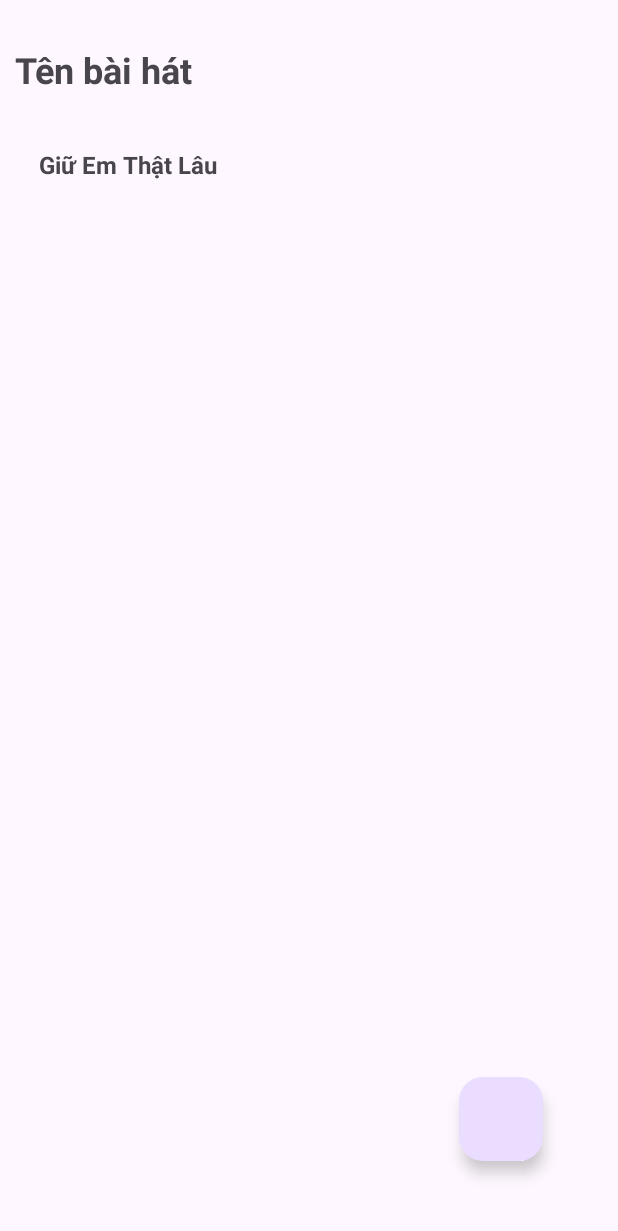
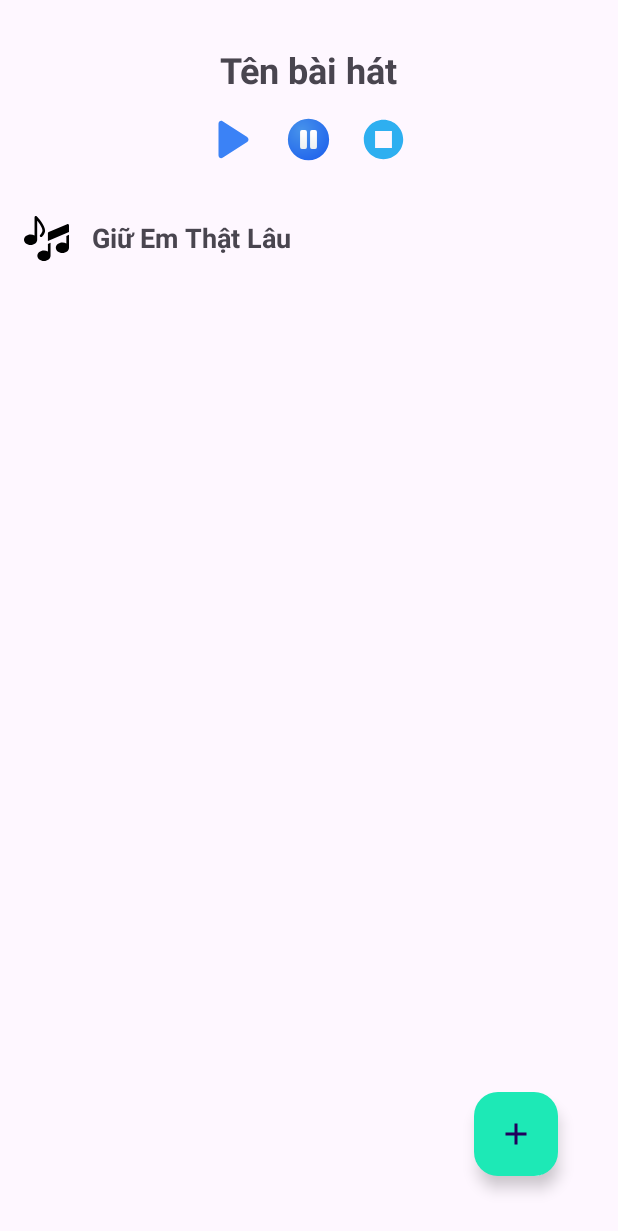
Before and after one commit to haihuy262/Android-Nang-Cao, an Android app: the screen it shows after launch (MainActivity), on a phone screen of 412 x 824 dp. Shown: the top 1231 px of the screen. Run offline under Robolectric (Android 15) with nearby library versions, the phone set to English and light mode, and no system bars.

Commit message:
Add Music Update

```diff
--- a/Bai-Tap-Nop/Music/app/src/main/AndroidManifest.xml
+++ b/Bai-Tap-Nop/Music/app/src/main/AndroidManifest.xml
@@ -1,6 +1,8 @@
 <?xml version="1.0" encoding="utf-8"?>
 <manifest xmlns:android="http://schemas.android.com/apk/res/android"
     xmlns:tools="http://schemas.android.com/tools">
+
+    <uses-permission android:name="android.permission.INTERNET" />
 
     <application
         android:allowBackup="true"
@@ -21,6 +23,10 @@
                 <category android:name="android.intent.category.LAUNCHER" />
             </intent-filter>
         </activity>
+        <service
+            android:name=".service.MusicService"
+            android:enabled="true"
+            android:exported="false" />
     </application>
 
 </manifest>
--- a/Bai-Tap-Nop/Music/app/src/main/java/huynhph30022/fpoly/music/MainActivity.java
+++ b/Bai-Tap-Nop/Music/app/src/main/java/huynhph30022/fpoly/music/MainActivity.java
@@ -1,36 +1,121 @@
 package huynhph30022.fpoly.music;
 
+import androidx.appcompat.app.AlertDialog;
 import androidx.appcompat.app.AppCompatActivity;
 import androidx.recyclerview.widget.LinearLayoutManager;
 import androidx.recyclerview.widget.RecyclerView;
 
+import android.content.Intent;
 import android.os.Bundle;
+import android.view.LayoutInflater;
+import android.view.View;
+import android.widget.Button;
+import android.widget.EditText;
+import android.widget.ImageView;
 import android.widget.TextView;
+import android.widget.Toast;
+
+import com.google.android.material.floatingactionbutton.FloatingActionButton;
 
 import java.util.ArrayList;
 
 import huynhph30022.fpoly.music.adapter.MusicAdapter;
 import huynhph30022.fpoly.music.database.MusicDAO;
 import huynhph30022.fpoly.music.model.Music;
+import huynhph30022.fpoly.music.service.MusicService;
 
 public class MainActivity extends AppCompatActivity {
     MusicDAO musicDAO;
     MusicAdapter adapter;
     RecyclerView recyclerView;
     ArrayList<Music> list;
+    FloatingActionButton fab;
 
     @Override
     protected void onCreate(Bundle savedInstanceState) {
         super.onCreate(savedInstanceState);
         setContentView(R.layout.activity_main);
 
+        TextView tvTieuDe = findViewById(R.id.tvTieuDe);
+
         recyclerView = findViewById(R.id.recyclerView);
-        adapter = new MusicAdapter(MainActivity.this);
+        adapter = new MusicAdapter(MainActivity.this, tvTieuDe);
         musicDAO = new MusicDAO(MainActivity.this);
         list = new ArrayList<>();
+        fab = findViewById(R.id.fab);
 
         LinearLayoutManager layoutManager = new LinearLayoutManager(MainActivity.this, RecyclerView.VERTICAL, false);
         recyclerView.setLayoutManager(layoutManager);
+        fab.setOnClickListener(new View.OnClickListener() {
+            @Override
+            public void onClick(View v) {
+                AlertDialog.Builder builder = new AlertDialog.Builder(MainActivity.this);
+                LayoutInflater inflater = LayoutInflater.from(MainActivity.this);
+                View view = inflater.inflate(R.layout.dialog_them_bai_hat, null);
+                builder.setView(view);
+
+                AlertDialog dialog = builder.create();
+                dialog.show();
+                dialog.setCancelable(false);
+
+                Button btnHuyThemBaiHat = view.findViewById(R.id.btnHuyThemBaiHat);
+                Button btnThemBaiHat = view.findViewById(R.id.btnThemBaiHat);
+
+                btnThemBaiHat.setOnClickListener(new View.OnClickListener() {
+                    @Override
+                    public void onClick(View v) {
+                        EditText edTenBaiHat = view.findViewById(R.id.edTenBaiHat);
+                        EditText edLinkBaiHat = view.findViewById(R.id.edLinkBaiHat);
+
+                        String tenBaiHat = edTenBaiHat.getText().toString().trim();
+                        String link = edLinkBaiHat.getText().toString().trim();
+
+                        Music addMusic = new Music();
+                        addMusic.setTenNhac(tenBaiHat);
+                        addMusic.setLinkNhac(link);
+
+                        boolean check = musicDAO.addDatabase(addMusic);
+                        if (check) {
+                            Toast.makeText(MainActivity.this, "Thêm thành công!", Toast.LENGTH_SHORT).show();
+                            dialog.dismiss();
+                            onResume();
+                        } else {
+                            Toast.makeText(MainActivity.this, "Thêm thất bại!", Toast.LENGTH_SHORT).show();
+                        }
+                    }
+                });
+                btnHuyThemBaiHat.setOnClickListener(new View.OnClickListener() {
+                    @Override
+                    public void onClick(View v) {
+                        dialog.dismiss();
+                    }
+                });
+            }
+        });
+
+        ImageView imgPlay = findViewById(R.id.imgPlayMusic);
+        ImageView imgPause = findViewById(R.id.imgPauseMusic);
+        ImageView imgStop = findViewById(R.id.imgStopMusic);
+
+        Intent intent = new Intent(MainActivity.this, MusicService.class);
+        imgPlay.setOnClickListener(new View.OnClickListener() {
+            @Override
+            public void onClick(View v) {
+
+            }
+        });
+        imgPause.setOnClickListener(new View.OnClickListener() {
+            @Override
+            public void onClick(View v) {
+
+            }
+        });
+        imgStop.setOnClickListener(new View.OnClickListener() {
+            @Override
+            public void onClick(View v) {
+
+            }
+        });
     }
 
     @Override
--- a/Bai-Tap-Nop/Music/app/src/main/java/huynhph30022/fpoly/music/adapter/MusicAdapter.java
+++ b/Bai-Tap-Nop/Music/app/src/main/java/huynhph30022/fpoly/music/adapter/MusicAdapter.java
@@ -12,16 +12,18 @@ import androidx.recyclerview.widget.RecyclerView;
 
 import java.util.ArrayList;
 
-import huynhph30022.fpoly.music.MainActivity;
 import huynhph30022.fpoly.music.R;
 import huynhph30022.fpoly.music.model.Music;
+import huynhph30022.fpoly.music.service.MusicService;
 
 public class MusicAdapter extends RecyclerView.Adapter<MusicAdapter.ViewHolder> {
     private final Context context;
     private ArrayList<Music> list;
+    private TextView tvTieuDe;
 
-    public MusicAdapter(Context context) {
+    public MusicAdapter(Context context, TextView tvTieuDe) {
         this.context = context;
+        this.tvTieuDe = tvTieuDe;
     }
 
     public void setData(ArrayList<Music> list) {
@@ -44,6 +46,17 @@ public class MusicAdapter extends RecyclerView.Adapter<MusicAdapter.ViewHolder>
             return;
         }
         holder.tvTenBaiHat.setText(music.getTenNhac());
+        holder.itemView.setOnClickListener(new View.OnClickListener() {
+            @Override
+            public void onClick(View v) {
+                String title = list.get(holder.getAdapterPosition()).getTenNhac();
+                tvTieuDe.setText(title);
+
+                Intent intent = new Intent(context, MusicService.class);
+                intent.putExtra("musicUri", list.get(holder.getAdapterPosition()).getLinkNhac());
+                context.startService(intent);
+            }
+        });
     }
 
     @Override
--- /dev/null
+++ b/Bai-Tap-Nop/Music/app/src/main/res/drawable/add_music.xml
@@ -0,0 +1,5 @@
+<vector android:height="24dp" android:tint="#000000"
+    android:viewportHeight="24" android:viewportWidth="24"
+    android:width="24dp" xmlns:android="http://schemas.android.com/apk/res/android">
+    <path android:fillColor="@android:color/white" android:pathData="M19,13h-6v6h-2v-6H5v-2h6V5h2v6h6v2z"/>
+</vector>
--- /dev/null
+++ b/Bai-Tap-Nop/Music/app/src/main/res/drawable/musical_note.xml
@@ -0,0 +1,7 @@
+<vector android:height="24dp" android:viewportHeight="512"
+    android:viewportWidth="512" android:width="24dp" xmlns:android="http://schemas.android.com/apk/res/android">
+    <path android:fillColor="#FF000000" android:pathData="m150,53.91c27.06,32.2 60,78.89 60,111.08 0,19.35 -18.49,42.23 -25.64,49.41 -5.83,5.87 -5.8,15.37 0.06,21.21 5.87,5.84 15.32,5.84 21.18,-0.01 3.52,-3.52 34.4,-35.4 34.4,-70.61 0,-64.32 -84.64,-150.86 -94.37,-160.59 -4.13,-4.15 -10.59,-5.64 -16.35,-3.26 -5.65,2.34 -9.27,7.87 -9.27,13.85v207.3c-12.57,-7.61 -28.05,-12.3 -45,-12.3 -41.37,0 -75,26.91 -75,60s33.63,60 75,60 75,-26.91 75,-60z"/>
+    <path android:fillColor="#FF000000" android:pathData="m505.4,94.39c-4.5,-2.7 -9.6,-3.3 -14.4,-1.2l-210,90c-5.4,2.4 -9,7.8 -9,13.8v88.8l240,-105v-73.8c0,-5.1 -2.4,-9.6 -6.6,-12.6z"/>
+    <path android:fillColor="#FF000000" android:pathData="m272,404.29c-12.57,-7.61 -28.05,-12.3 -45,-12.3 -41.37,0 -75,26.91 -75,60s33.63,60 75,60 75,-26.91 75,-60v-146.59l-30,13.13z"/>
+    <path android:fillColor="#FF000000" android:pathData="m482,226.65v87.64c-12.57,-7.61 -28.05,-12.3 -45,-12.3 -41.37,0 -75,26.91 -75,60s33.63,60 75,60 75,-26.91 75,-60v-148.46z"/>
+</vector>
--- /dev/null
+++ b/Bai-Tap-Nop/Music/app/src/main/res/drawable/pause.xml
@@ -0,0 +1,31 @@
+<vector android:height="24dp" android:viewportHeight="512"
+    android:viewportWidth="512" android:width="24dp"
+    xmlns:aapt="http://schemas.android.com/aapt" xmlns:android="http://schemas.android.com/apk/res/android">
+    <path android:pathData="M256,256m-234.67,0a234.67,234.67 0,1 1,469.33 0a234.67,234.67 0,1 1,-469.33 0">
+        <aapt:attr name="android:fillColor">
+            <gradient android:centerX="179.29" android:centerY="153"
+                android:gradientRadius="356.94" android:type="radial">
+                <item android:color="#FF4793EB" android:offset="0"/>
+                <item android:color="#FF2367EC" android:offset="1"/>
+            </gradient>
+        </aapt:attr>
+    </path>
+    <path android:pathData="M295.11,149.33L330.67,149.33A21.33,21.33 0,0 1,352 170.67L352,341.33A21.33,21.33 0,0 1,330.67 362.67L295.11,362.67A21.33,21.33 0,0 1,273.78 341.33L273.78,170.67A21.33,21.33 0,0 1,295.11 149.33z">
+        <aapt:attr name="android:fillColor">
+            <gradient android:endX="312.89" android:endY="351.04"
+                android:startX="312.89" android:startY="165.86" android:type="linear">
+                <item android:color="#FFFFFFFF" android:offset="0"/>
+                <item android:color="#FFEDF1F2" android:offset="1"/>
+            </gradient>
+        </aapt:attr>
+    </path>
+    <path android:pathData="M181.33,149.33L216.89,149.33A21.33,21.33 0,0 1,238.22 170.67L238.22,341.33A21.33,21.33 0,0 1,216.89 362.67L181.33,362.67A21.33,21.33 0,0 1,160 341.33L160,170.67A21.33,21.33 0,0 1,181.33 149.33z">
+        <aapt:attr name="android:fillColor">
+            <gradient android:endX="199.11" android:endY="351.04"
+                android:startX="199.11" android:startY="165.86" android:type="linear">
+                <item android:color="#FFFFFFFF" android:offset="0"/>
+                <item android:color="#FFEDF1F2" android:offset="1"/>
+            </gradient>
+        </aapt:attr>
+    </path>
+</vector>
--- /dev/null
+++ b/Bai-Tap-Nop/Music/app/src/main/res/drawable/play.xml
@@ -0,0 +1,9 @@
+<vector xmlns:android="http://schemas.android.com/apk/res/android"
+    android:width="24dp"
+    android:height="24dp"
+    android:viewportWidth="24"
+    android:viewportHeight="24">
+  <path
+      android:pathData="m4,20.4v-16.801c0,-1.233 1.216,-2.001 2.184,-1.38l13.095,8.4c0.961,0.616 0.961,2.143 0,2.759l-13.095,8.4c-0.968,0.621 -2.184,-0.147 -2.184,-1.38z"
+      android:fillColor="#3b82f6"/>
+</vector>
--- /dev/null
+++ b/Bai-Tap-Nop/Music/app/src/main/res/drawable/stop.xml
@@ -0,0 +1,4 @@
+<vector android:height="24dp" android:viewportHeight="48"
+    android:viewportWidth="48" android:width="24dp" xmlns:android="http://schemas.android.com/apk/res/android">
+    <path android:fillColor="#2eaff0" android:fillType="nonZero" android:pathData="m24,3c11.598,0 21,9.402 21,21s-9.402,21 -21,21 -21,-9.402 -21,-21 9.402,-21 21,-21zM33,15h-18v18h18z"/>
+</vector>
--- a/Bai-Tap-Nop/Music/app/src/main/res/layout/activity_main.xml
+++ b/Bai-Tap-Nop/Music/app/src/main/res/layout/activity_main.xml
@@ -1,24 +1,62 @@
 <?xml version="1.0" encoding="utf-8"?>
 <RelativeLayout xmlns:android="http://schemas.android.com/apk/res/android"
     android:layout_width="match_parent"
-    android:layout_height="match_parent"
-    android:padding="10dp">
+    android:layout_height="match_parent">
 
-    <TextView
-        android:id="@+id/tvTenBaiHat"
-        android:layout_width="wrap_content"
+    <LinearLayout
+        android:layout_width="match_parent"
         android:layout_height="wrap_content"
-        android:layout_marginTop="20dp"
-        android:text="Tên bài hát"
-        android:textSize="24sp"
-        android:textStyle="bold" />
+        android:orientation="vertical"
+        android:id="@+id/linearLayout"
+        android:gravity="center"
+        android:layout_marginTop="30dp">
+
+        <TextView
+            android:id="@+id/tvTieuDe"
+            android:layout_width="wrap_content"
+            android:layout_height="wrap_content"
+            android:text="Tên bài hát"
+            android:textSize="24sp"
+            android:textStyle="bold" />
+
+        <LinearLayout
+            android:layout_width="match_parent"
+            android:layout_height="wrap_content"
+            android:orientation="horizontal"
+            android:gravity="center"
+            android:layout_marginTop="15dp">
+
+            <ImageView
+                android:id="@+id/imgPlayMusic"
+                android:layout_width="30dp"
+                android:layout_height="30dp"
+                android:src="@drawable/play" />
+
+            <ImageView
+                android:id="@+id/imgPauseMusic"
+                android:layout_width="30dp"
+                android:layout_height="30dp"
+                android:src="@drawable/pause"
+                android:layout_marginStart="20dp" />
+
+            <ImageView
+                android:id="@+id/imgStopMusic"
+                android:layout_width="30dp"
+                android:layout_height="30dp"
+                android:src="@drawable/stop"
+                android:layout_marginStart="20dp" />
+
+
+        </LinearLayout>
+    </LinearLayout>
+
 
     <androidx.recyclerview.widget.RecyclerView
         android:id="@+id/recyclerView"
         android:layout_width="match_parent"
         android:layout_height="match_parent"
         android:layout_marginTop="20dp"
-        android:layout_below="@+id/tvTenBaiHat" />
+        android:layout_below="@+id/linearLayout" />
 
     <com.google.android.material.floatingactionbutton.FloatingActionButton
         android:id="@+id/fab"
@@ -26,6 +64,8 @@
         android:layout_height="wrap_content"
         android:layout_alignParentEnd="true"
         android:layout_alignParentBottom="true"
-        android:layout_margin="40dp" />
+        android:layout_margin="40dp"
+        android:src="@drawable/add_music"
+        android:backgroundTint="#1DE9B6" />
 
 </RelativeLayout>
--- a/Bai-Tap-Nop/Music/app/src/main/res/layout/items_music.xml
+++ b/Bai-Tap-Nop/Music/app/src/main/res/layout/items_music.xml
@@ -1,15 +1,23 @@
 <?xml version="1.0" encoding="utf-8"?>
-<LinearLayout xmlns:android="http://schemas.android.com/apk/res/android"
+<RelativeLayout xmlns:android="http://schemas.android.com/apk/res/android"
     android:layout_width="match_parent"
-    android:layout_height="match_parent"
-    android:orientation="vertical"
+    android:layout_height="wrap_content"
     android:padding="16dp">
+
+    <ImageView
+        android:id="@+id/imgMusic"
+        android:layout_width="30dp"
+        android:layout_height="30dp"
+        android:src="@drawable/musical_note" />
 
     <TextView
         android:id="@+id/tenBaiHat"
         android:layout_width="wrap_content"
         android:layout_height="wrap_content"
         android:text="Ten bai hat"
-        android:textSize="16sp"
-        android:textStyle="bold" />
-</LinearLayout>
+        android:textSize="18sp"
+        android:textStyle="bold"
+        android:layout_toEndOf="@+id/imgMusic"
+        android:layout_marginStart="15dp"
+        android:layout_marginTop="2dp" />
+</RelativeLayout>
```
Also changed, not shown: Bai-Tap-Nop/Music/app/src/main/java/huynhph30022/fpoly/music/database/MusicDAO.java (+10 -0 lines), Bai-Tap-Nop/Music/app/src/main/java/huynhph30022/fpoly/music/service/MusicService.java (added, +46 -0 lines), Bai-Tap-Nop/Music/app/src/main/res/layout/dialog_them_bai_hat.xml (added, +61 -0 lines).
